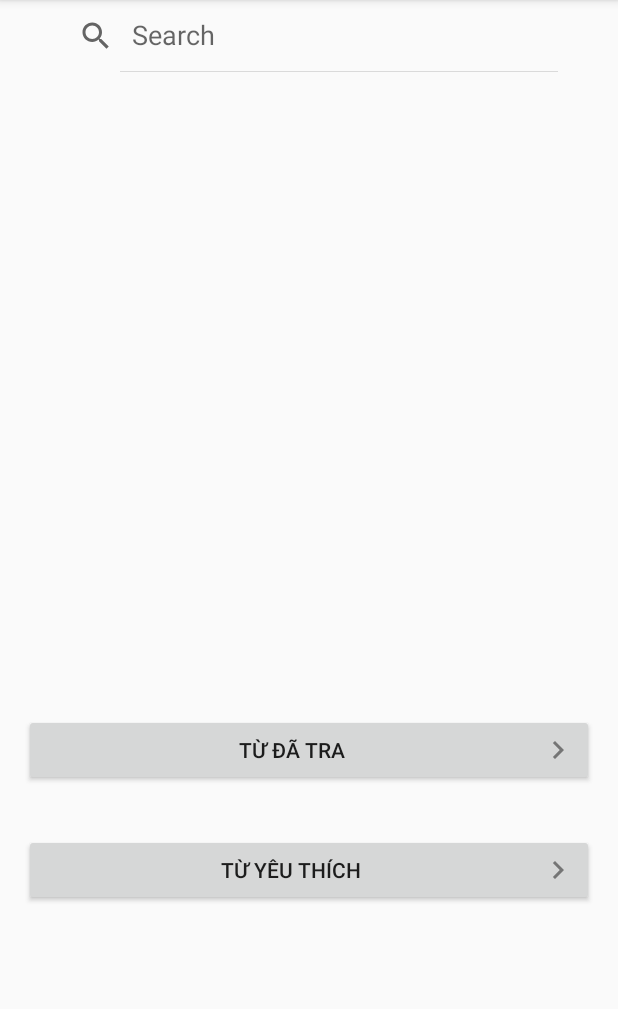
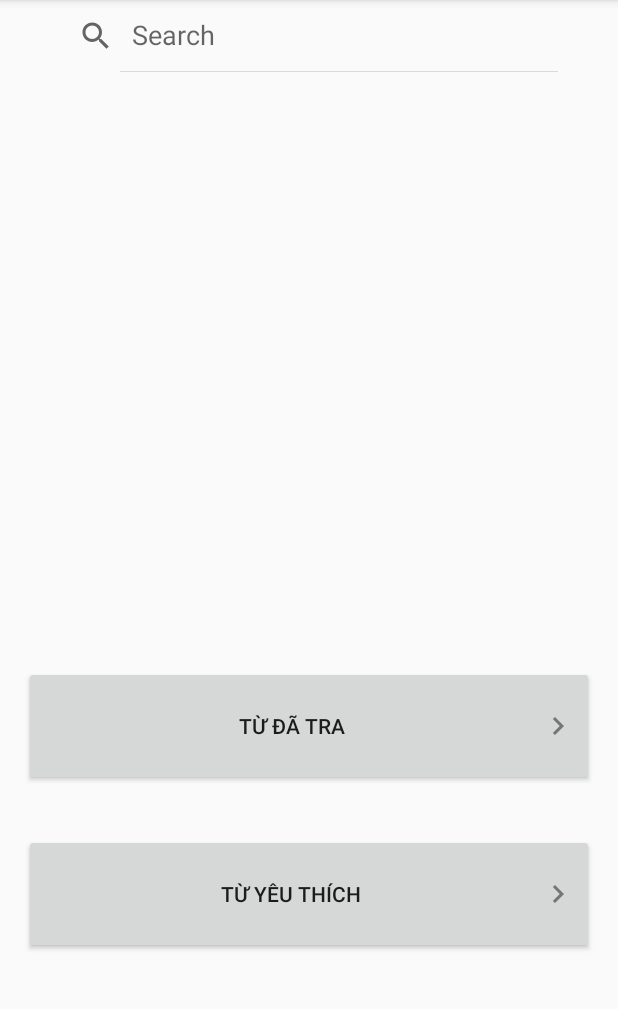
Before and after one commit to NQuangg/DictDev, an Android app: the screen it shows after launch (MainActivity), on a phone screen of 412 x 824 dp, the part 84-1093 px from its top. Run offline under Robolectric (Android 15) with nearby library versions, the phone set to English and light mode, and no system bars; 2 statements that could not run were skipped.

Commit message:
first commit

```diff
--- /dev/null
+++ b/app/src/main/java/com/example/myapplication/adapter/MeaningAdapter.java
@@ -0,0 +1,4 @@
+package com.example.myapplication.adapter;
+
+public class MeaningAdapter {
+}
--- /dev/null
+++ b/app/src/main/java/com/example/myapplication/adapter/Meanings.java
@@ -0,0 +1,4 @@
+package com.example.myapplication.adapter;
+
+public class Meanings {
+}
--- a/app/src/main/res/layout/activity_main.xml
+++ b/app/src/main/res/layout/activity_main.xml
@@ -35,7 +35,7 @@
     <Button
         android:id="@+id/searchedWordButton"
         android:layout_width="0dp"
-        android:layout_height="wrap_content"
+        android:layout_height="80dp"
         android:layout_marginStart="16dp"
         android:layout_marginLeft="16dp"
         android:layout_marginEnd="16dp"
@@ -52,7 +52,7 @@
     <Button
         android:id="@+id/favoriteWordButton"
         android:layout_width="0dp"
-        android:layout_height="wrap_content"
+        android:layout_height="80dp"
         android:layout_marginTop="32dp"
         android:text="@string/favorite_word_button_text"
         android:drawableRight="@drawable/ic_next"
```
Also changed, not shown: app/src/main/java/com/example/myapplication/WordActivity.java (+9 -2 lines).
